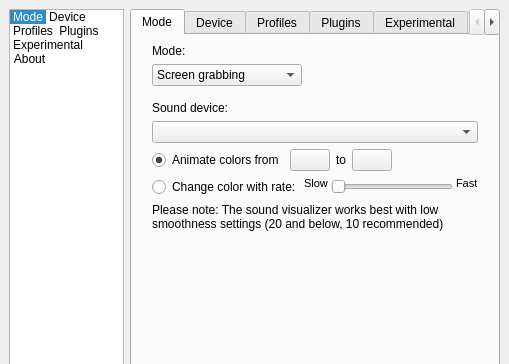
Qt form Software/src/SettingsWindow.ui (woodenshark/Lightpack) before a commit; both pictures show x 0 to 509 and y 0 to 364 of the 509 by 684 pixel window.
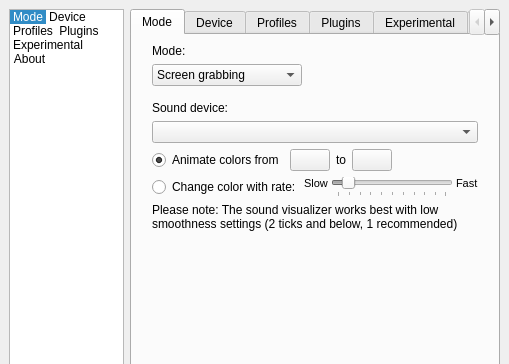
The same form after that commit. The open tabs and pages were chosen to show the change. Icons and pictures are not drawn. Custom widgets are drawn as their Qt base class.

Commit message: settings window: soundviz page: added ticks to color rate change slider and changed the note below to reflect that since it was mentionning values invsible to users

```diff
--- a/Software/src/SettingsWindow.ui
+++ b/Software/src/SettingsWindow.ui
@@ -965,9 +965,18 @@
                 <property name="maximum">
                  <number>100</number>
                 </property>
+                <property name="sliderPosition">
+                 <number>10</number>
+                </property>
                 <property name="orientation">
                  <enum>Qt::Horizontal</enum>
                 </property>
+                <property name="tickPosition">
+                 <enum>QSlider::TicksBelow</enum>
+                </property>
+                <property name="tickInterval">
+                 <number>10</number>
+                </property>
                </widget>
               </item>
               <item>
@@ -993,7 +1002,7 @@
             <item>
              <widget class="QLabel" name="label_7">
               <property name="text">
-               <string>Please note: The sound visualizer works best with low smoothness settings (20 and below, 10 recommended)</string>
+               <string>Please note: The sound visualizer works best with low smoothness settings (2 ticks and below, 1 recommended)</string>
               </property>
               <property name="wordWrap">
                <bool>true</bool>
```
